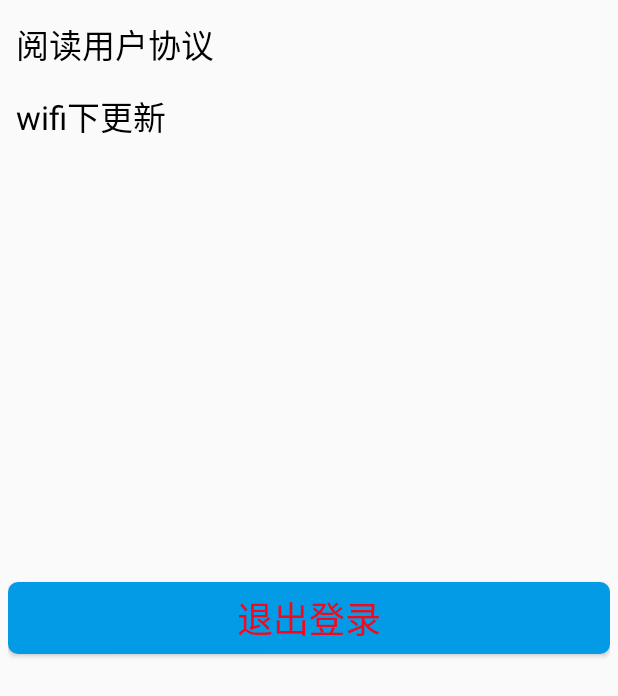
After one commit to JiaweiZhao-git/ClassNote, an Android app: the SettingsActivity screen opened directly, with no data from a screen before it, on a phone screen of 412 x 824 dp. The commit adds this screen. Shown: the top 696 px of the screen. Run offline under Robolectric (Android 15) with nearby library versions, the phone set to English and light mode, and no system bars.

```diff
--- a/app/src/main/AndroidManifest.xml
+++ b/app/src/main/AndroidManifest.xml
@@ -41,6 +41,8 @@
         <activity android:name=".share.activity.SharePublishActivity"/>
         <activity android:name=".note.activity.NoteListForChoose"/>
         <activity android:name=".justpublic.activity.FailLoadingActivity"/>
+        <activity android:name=".justpublic.activity.SettingsActivity"/>
+        <activity android:name=".justpublic.activity.AgreeMentActivity"/>
     </application>
 
 </manifest>
--- a/app/src/main/java/com/dlut/justeda/classnote/justpublic/activity/LeftLogin.java
+++ b/app/src/main/java/com/dlut/justeda/classnote/justpublic/activity/LeftLogin.java
@@ -115,9 +115,11 @@ public class LeftLogin extends Activity {
                     case -1:
                         alertDialog.dismiss();
                         Toast.makeText(LeftLogin.this,"check network",Toast.LENGTH_SHORT).show();
+                        Intent intent = new Intent(LeftLogin.this, FailLoadingActivity.class);
+                        startActivity(intent);
                     case 0:
                         alertDialog.dismiss();
-                        Toast.makeText(LeftLogin.this,"login failure",Toast.LENGTH_SHORT).show();
+                        Toast.makeText(LeftLogin.this,"学号或密码错误~",Toast.LENGTH_SHORT).show();
                         break;
                     case 1:
                         alertDialog.dismiss();
--- /dev/null
+++ b/app/src/main/java/com/dlut/justeda/classnote/justpublic/activity/SettingsActivity.java
@@ -0,0 +1,52 @@
+package com.dlut.justeda.classnote.justpublic.activity;
+
+import android.app.Activity;
+import android.content.Intent;
+import android.os.Bundle;
+import android.view.View;
+import android.widget.Button;
+import android.widget.TextView;
+
+import com.dlut.justeda.classnote.R;
+
+/**
+ * 设置界面
+ * wifi下更新
+ * 查看用户协议
+ * 退出登陆
+ * Created by 赵佳伟 on 2016/11/24.
+ */
+public class SettingsActivity extends Activity implements View.OnClickListener{
+
+    private TextView user_read;
+    private Button quit;
+
+    @Override
+    protected void onCreate(Bundle savedInstanceState) {
+        super.onCreate(savedInstanceState);
+        setContentView(R.layout.main_left_setting_layout);
+
+        initViews();
+    }
+
+    private void initViews() {
+
+        user_read = (TextView) findViewById(R.id.setting_user_read);
+        quit = (Button) findViewById(R.id.setting_quit_login);
+        user_read.setOnClickListener(this);
+        quit.setOnClickListener(this);
+    }
+
+    @Override
+    public void onClick(View view) {
+        switch (view.getId()) {
+            case R.id.setting_user_read:
+                startActivity(new Intent(SettingsActivity.this,AgreeMentActivity.class));
+                break;
+
+            case R.id.setting_quit_login:
+                startActivity(new Intent(SettingsActivity.this,FailLoadingActivity.class));
+                break;
+        }
+    }
+}
--- a/app/src/main/java/com/dlut/justeda/classnote/justpublic/fragment/ShareFragment.java
+++ b/app/src/main/java/com/dlut/justeda/classnote/justpublic/fragment/ShareFragment.java
@@ -25,7 +25,7 @@ import java.util.List;
 /**
  * 用于显示share主界面——之后可以跳转到其它activity
  * Created by 赵佳伟 on 2016/11/9.
- * chaomaer is creating
+ * chaomaer is done
  */
 public class ShareFragment extends Fragment implements View.OnClickListener{
     private static final String TAG = "ShareFragment";
--- /dev/null
+++ b/app/src/main/res/layout/main_left_setting_layout.xml
@@ -0,0 +1,39 @@
+<?xml version="1.0" encoding="utf-8"?>
+<RelativeLayout xmlns:android="http://schemas.android.com/apk/res/android"
+    android:orientation="vertical"
+    android:layout_margin="5dp"
+    android:layout_width="match_parent"
+    android:layout_height="match_parent">
+
+    <TextView
+        android:id="@+id/setting_user_read"
+        android:layout_width="match_parent"
+        android:layout_height="48dp"
+        android:text="阅读用户协议"
+        android:textSize="22sp"
+        android:gravity="center_vertical"
+        android:paddingLeft="5dp"
+        android:textColor="@color/font_black"
+        />
+
+    <TextView
+        android:layout_below="@id/setting_user_read"
+        android:layout_width="match_parent"
+        android:layout_height="48dp"
+        android:text="wifi下更新"
+        android:textSize="22sp"
+        android:gravity="center_vertical"
+        android:paddingLeft="5dp"
+        android:textColor="@color/font_black"/>
+    <Button
+        android:id="@+id/setting_quit_login"
+        android:layout_centerInParent="true"
+        android:layout_width="match_parent"
+        android:layout_height="48dp"
+        android:text="退出登录"
+        android:background="@drawable/round"
+        android:textColor="#f7071b"
+        android:textSize="24sp"/>
+
+
+</RelativeLayout>
```
Also changed, not shown: app/src/main/java/com/dlut/justeda/classnote/justpublic/activity/AgreeMentActivity.java (added, +17 -0 lines), app/src/main/java/com/dlut/justeda/classnote/justpublic/activity/MainActivity.java (+29 -7 lines), app/src/main/java/com/dlut/justeda/classnote/justpublic/contralwidget/ClassNameDialog.java (+38 -0 lines), app/src/main/java/com/dlut/justeda/classnote/note/util/OpenPhotoAlbum.java (+35 -1 lines), app/src/main/java/com/dlut/justeda/classnote/share/activity/SharePublishActivity.java (+17 -2 lines), app/src/main/java/com/dlut/justeda/classnote/share/util/Network.java (+20 -1 lines), app/src/main/res/layout/setting_users_agreement.xml (added, +13 -0 lines), 1 other file.
